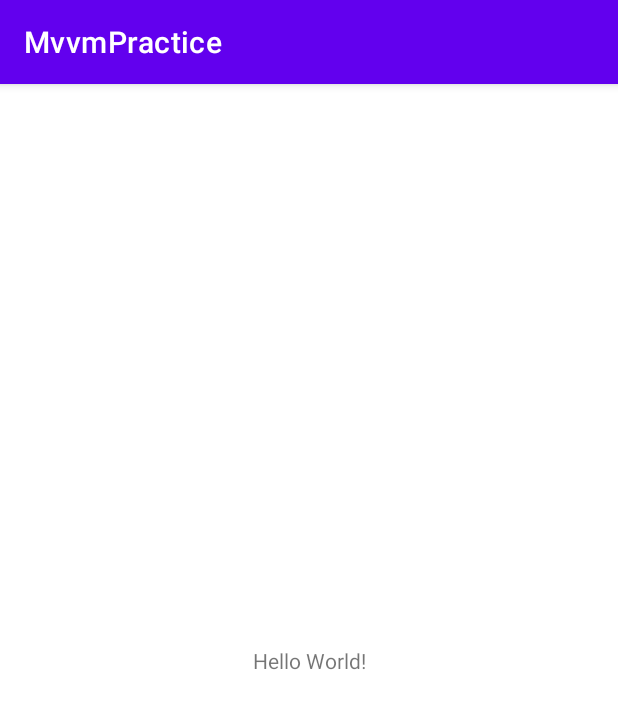
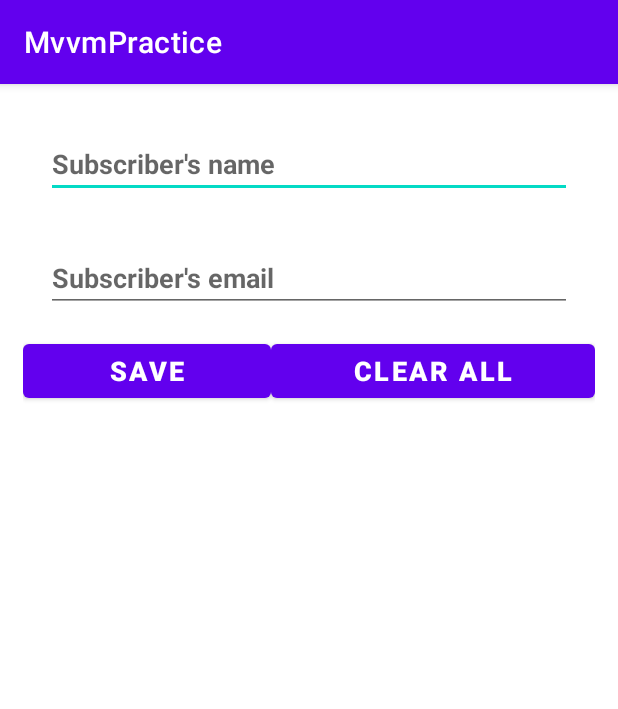
Before and after one commit to SeungWonU/myStudy, an Android app: the screen it shows after launch (MainActivity), on a phone screen of 412 x 824 dp. Shown: the top 709 px of the screen. Run offline under Robolectric (Android 15) with nearby library versions, the phone set to English and light mode, and no system bars; our stand-ins replace Room's generated code, data binding.

Commit message:
Add : recyclerview

```diff
--- a/MvvmPractice/app/src/main/java/kr/teamcadi/mvvmpractice/MainActivity.kt
+++ b/MvvmPractice/app/src/main/java/kr/teamcadi/mvvmpractice/MainActivity.kt
@@ -2,10 +2,33 @@ package kr.teamcadi.mvvmpractice
 
 import androidx.appcompat.app.AppCompatActivity
 import android.os.Bundle
+import android.util.Log
+import androidx.databinding.DataBindingUtil
+import androidx.lifecycle.Observer
+import androidx.lifecycle.ViewModelProvider
+import kr.teamcadi.mvvmpractice.databinding.ActivityMainBinding
+import kr.teamcadi.mvvmpractice.db.SubscriberDAO
+import kr.teamcadi.mvvmpractice.db.SubscriberDatabase
+import kr.teamcadi.mvvmpractice.db.SubscriberRepository
 
 class MainActivity : AppCompatActivity() {
+    private lateinit var binding: ActivityMainBinding
+    private lateinit var subscriberViewModel: SubscriberViewModel
+
     override fun onCreate(savedInstanceState: Bundle?) {
         super.onCreate(savedInstanceState)
-        setContentView(R.layout.activity_main)
+        binding = DataBindingUtil.setContentView(this,R.layout.activity_main)
+        val dao:SubscriberDAO = SubscriberDatabase.getInstance(application).subscriberDAO
+        val repository = SubscriberRepository(dao)
+        val factory = SubscriberViewModelFactory(repository)
+        subscriberViewModel = ViewModelProvider(this,factory).get(SubscriberViewModel::class.java)
+        binding.myViewModel = subscriberViewModel
+
+        binding.lifecycleOwner = this
+        displaySubscribersList()
+    }
+
+    private fun displaySubscribersList() {
+        subscriberViewModel.subscribers.observe(this, Observer { Log.i("MYTAG",it.toString()) })
     }
 }
--- /dev/null
+++ b/MvvmPractice/app/src/main/java/kr/teamcadi/mvvmpractice/SubscriberViewModel.kt
@@ -0,0 +1,70 @@
+package kr.teamcadi.mvvmpractice
+
+import androidx.databinding.Bindable
+import androidx.databinding.Observable
+import androidx.lifecycle.MutableLiveData
+import androidx.lifecycle.ViewModel
+import androidx.lifecycle.viewModelScope
+import kotlinx.coroutines.Job
+import kotlinx.coroutines.launch
+import kr.teamcadi.mvvmpractice.db.Subscriber
+import kr.teamcadi.mvvmpractice.db.SubscriberRepository
+
+class SubscriberViewModel(private val repository: SubscriberRepository) : ViewModel(),Observable {
+
+    val subscribers = repository.subscribers
+
+    @Bindable
+    val inputName = MutableLiveData<String>()
+    @Bindable
+    val inputEmail = MutableLiveData<String>()
+
+    val saveOrUpdateButtonText = MutableLiveData<String>()
+
+    val clearAllOrDeleteButtonText = MutableLiveData<String>()
+
+
+    init{
+        saveOrUpdateButtonText.value = "Save"
+        clearAllOrDeleteButtonText.value = "Clear All"
+    }
+
+    fun saveOrUpdate(){
+        val name : String = inputName.value!!
+        val email : String = inputEmail.value!!
+        insert(Subscriber(0,name,email))
+        inputName.value = null
+        inputEmail.value = null
+    }
+
+    fun clearAllOrDelete(){
+        clearAll()
+
+    }
+    fun insert(subscriber: Subscriber) : Job = viewModelScope.launch{
+        viewModelScope.launch {
+            repository.insert(subscriber)
+        }
+    }
+    fun update(subscriber: Subscriber) : Job = viewModelScope.launch{
+        viewModelScope.launch {
+            repository.update(subscriber)
+        }
+    }
+    fun delete(subscriber: Subscriber) : Job = viewModelScope.launch{
+        viewModelScope.launch {
+            repository.delete(subscriber)
+        }
+    }
+    fun clearAll() : Job = viewModelScope.launch{
+        viewModelScope.launch {
+            repository.deleteAll()
+        }
+    }
+
+    override fun addOnPropertyChangedCallback(callback: Observable.OnPropertyChangedCallback?) {
+    }
+
+    override fun removeOnPropertyChangedCallback(callback: Observable.OnPropertyChangedCallback?) {
+    }
+}
--- /dev/null
+++ b/MvvmPractice/app/src/main/java/kr/teamcadi/mvvmpractice/SubscriberViewModelFactory.kt
@@ -0,0 +1,17 @@
+package kr.teamcadi.mvvmpractice
+
+import androidx.lifecycle.ViewModel
+import androidx.lifecycle.ViewModelProvider
+import kr.teamcadi.mvvmpractice.db.SubscriberRepository
+import java.lang.IllegalArgumentException
+
+
+class SubscriberViewModelFactory(private val repository: SubscriberRepository) : ViewModelProvider.Factory{
+    override fun <T : ViewModel?> create(modelClass: Class<T>): T {
+            if(modelClass.isAssignableFrom(SubscriberViewModel::class.java)){
+                return SubscriberViewModel(repository) as T
+            }
+                throw IllegalArgumentException("Unknown View Model class")
+    }
+
+}
--- a/MvvmPractice/app/src/main/res/layout/activity_main.xml
+++ b/MvvmPractice/app/src/main/res/layout/activity_main.xml
@@ -1,18 +1,77 @@
 <?xml version="1.0" encoding="utf-8"?>
-<androidx.constraintlayout.widget.ConstraintLayout xmlns:android="http://schemas.android.com/apk/res/android"
+<layout xmlns:android="http://schemas.android.com/apk/res/android"
     xmlns:app="http://schemas.android.com/apk/res-auto"
-    xmlns:tools="http://schemas.android.com/tools"
+    xmlns:tools="http://schemas.android.com/tools">
+    <data>
+        <variable
+            name="myViewModel"
+            type="kr.teamcadi.mvvmpractice.SubscriberViewModel" />
+    </data>
+<LinearLayout
     android:layout_width="match_parent"
     android:layout_height="match_parent"
-    tools:context=".MainActivity">
+    android:layout_margin="15dp"
+    android:orientation="vertical"
+    tools:context=".MainActivity" >
 
-    <TextView
-        android:layout_width="wrap_content"
+    <EditText
+        android:id="@+id/name_text"
+        android:layout_width="match_parent"
         android:layout_height="wrap_content"
-        android:text="Hello World!"
-        app:layout_constraintBottom_toBottomOf="parent"
-        app:layout_constraintLeft_toLeftOf="parent"
-        app:layout_constraintRight_toRightOf="parent"
-        app:layout_constraintTop_toTopOf="parent" />
+        android:layout_margin="15dp"
+        android:layout_marginBottom="5dp"
+        android:ems="10"
+        android:hint="Subscriber's name"
+        android:text="@={myViewModel.inputName}"
+        android:inputType="textPersonName"
+        android:textStyle="bold"/>
 
-</androidx.constraintlayout.widget.ConstraintLayout>
+    <EditText
+        android:id="@+id/email_text"
+        android:layout_width="match_parent"
+        android:layout_height="wrap_content"
+        android:layout_margin="15dp"
+        android:layout_marginTop="5dp"
+        android:layout_marginBottom="5dp"
+        android:text="@={myViewModel.inputEmail}"
+        android:ems="10"
+        android:hint="Subscriber's email"
+        android:inputType="textPersonName"
+        android:textStyle="bold"/>
+
+    <LinearLayout
+        android:layout_width="match_parent"
+        android:layout_height="wrap_content"
+        android:orientation="horizontal">
+
+        <Button
+            android:id="@+id/save_or_update_button"
+            android:layout_width="wrap_content"
+            android:layout_height="wrap_content"
+            android:layout_weight="1"
+            android:text="@={myViewModel.saveOrUpdateButtonText}"
+            android:onClick="@{()->myViewModel.saveOrUpdate()}"
+            android:textSize="18sp"
+            android:textStyle="bold" />
+
+        <Button
+            android:id="@+id/clear_all_or_delete_button"
+            android:layout_width="wrap_content"
+            android:layout_height="wrap_content"
+            android:layout_weight="1"
+            android:text="@={myViewModel.clearAllOrDeleteButtonText}"
+            android:onClick="@{()->myViewModel.clearAllOrDelete()}"
+            android:textSize="18sp"
+            android:textStyle="bold" />
+
+
+
+    </LinearLayout>
+    <androidx.recyclerview.widget.RecyclerView
+        android:layout_width="match_parent"
+        android:layout_height="wrap_content"
+        android:id="@+id/subscriber_recyclerView"
+        android:layout_margin="5dp"
+         />
+</LinearLayout>
+</layout>
```
Also changed, not shown: MvvmPractice/app/src/main/java/kr/teamcadi/mvvmpractice/MyRecyclerViewAdapter.kt (added, +27 -0 lines), MvvmPractice/app/src/main/java/kr/teamcadi/mvvmpractice/db/SubscriberRepository.kt (+20 -1 lines), MvvmPractice/app/src/main/res/layout/list_item.xml (added, +49 -0 lines), MvvmPractice/app/src/main/java/kr/teamcadi/mvvmpractice/db/Subscriber.kt (line endings or trailing spaces).
